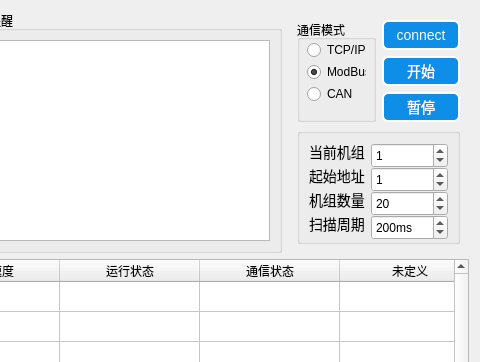
pkzju/super, file userui/fanmotorui.ui: the form before one commit; both pictures show x 932 to 1412 and y 0 to 362 of the 1412 by 826 pixel window.
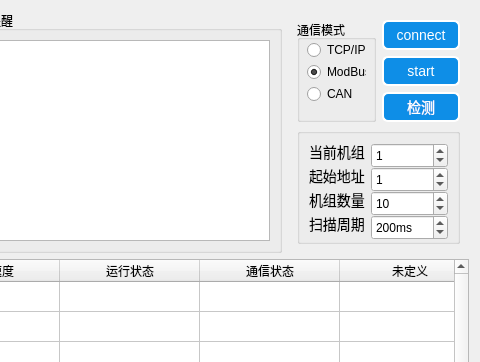
The form after the commit. Icons and pictures are not drawn. Custom widgets are drawn as their Qt base class.

Patch:
```diff
--- a/userui/fanmotorui.ui
+++ b/userui/fanmotorui.ui
@@ -778,7 +778,7 @@
     </widget>
    </item>
    <item row="0" column="3">
-    <widget class="QFrame" name="">
+    <widget class="QFrame" name="frame">
      <property name="maximumSize">
       <size>
        <width>16777215</width>
@@ -875,7 +875,7 @@
          </size>
         </property>
         <property name="text">
-         <string>  开始  </string>
+         <string>  start  </string>
         </property>
        </widget>
       </item>
@@ -894,7 +894,7 @@
          </size>
         </property>
         <property name="text">
-         <string>  暂停  </string>
+         <string>  检测  </string>
         </property>
        </widget>
       </item>
@@ -993,7 +993,7 @@
             <number>255</number>
            </property>
            <property name="value">
-            <number>20</number>
+            <number>10</number>
            </property>
           </widget>
          </item>
```
Left out of the diff: 17 changed lines with no effect on the pictures.
